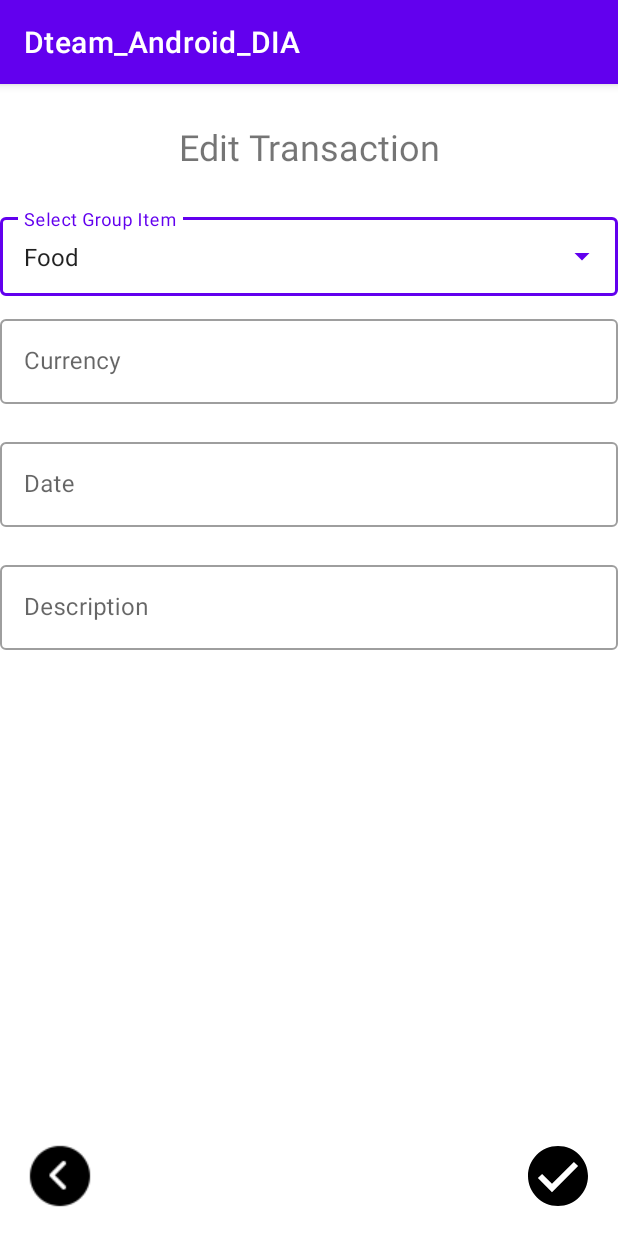
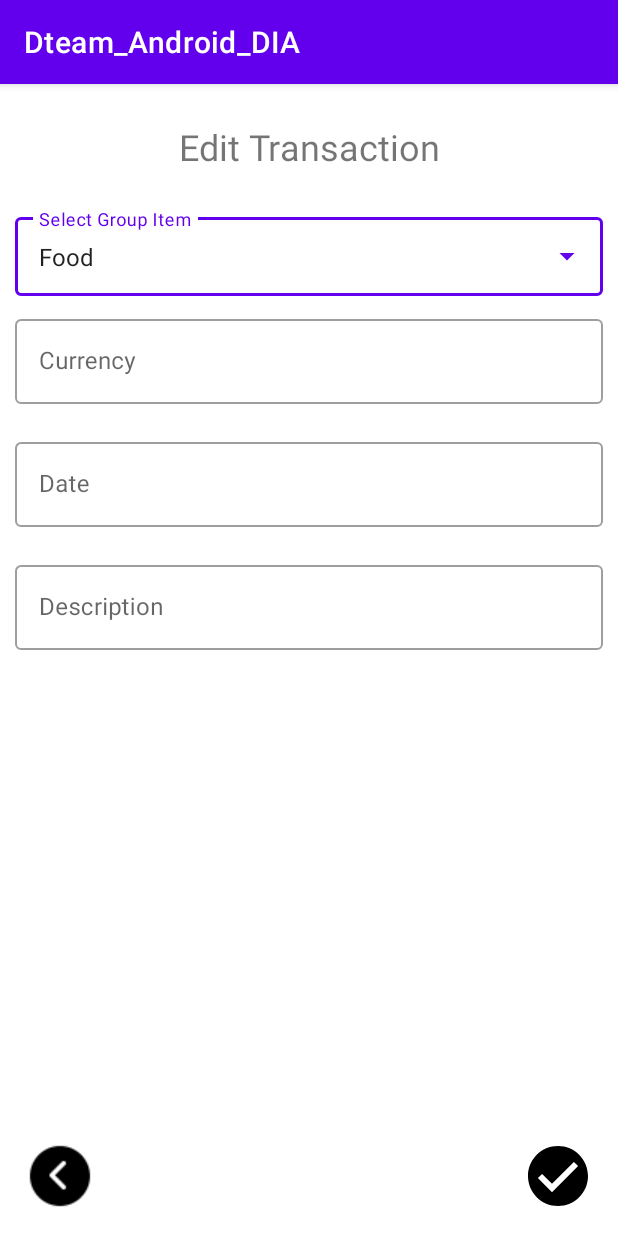
Before and after one commit to Thuancvce150378/Dteam_Android_DPots, an Android app: the screen it shows after launch (edit_transaction), on a phone screen of 412 x 824 dp. Run offline under Robolectric (Android 15) with nearby library versions, the phone set to English and light mode, and no system bars.

Commit message:
update input

```diff
--- a/app/src/main/res/layout/activity_edit_transaction.xml
+++ b/app/src/main/res/layout/activity_edit_transaction.xml
@@ -29,6 +29,8 @@
         app:layout_constraintBottom_toBottomOf="parent"
         app:layout_constraintEnd_toEndOf="parent"
         app:layout_constraintStart_toStartOf="parent"
+        android:layout_marginLeft="10dp"
+        android:layout_marginRight="10dp"
         app:layout_constraintTop_toBottomOf="@+id/textView2">
 
 
```
Also changed, not shown: app/src/main/res/layout/dropdown_groupitem.xml (added, +11 -0 lines).
